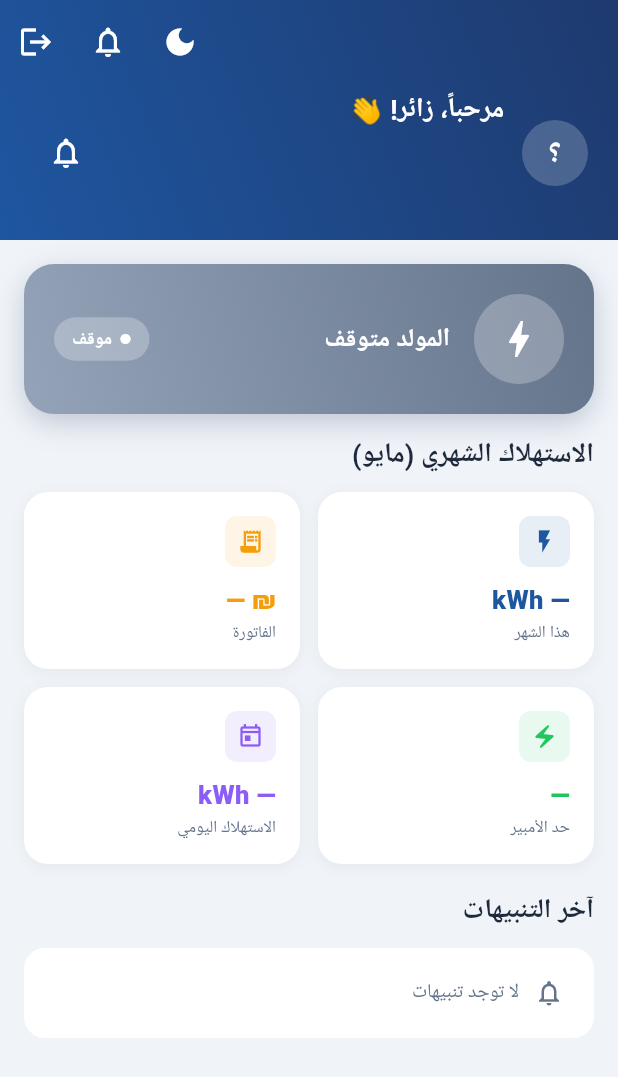
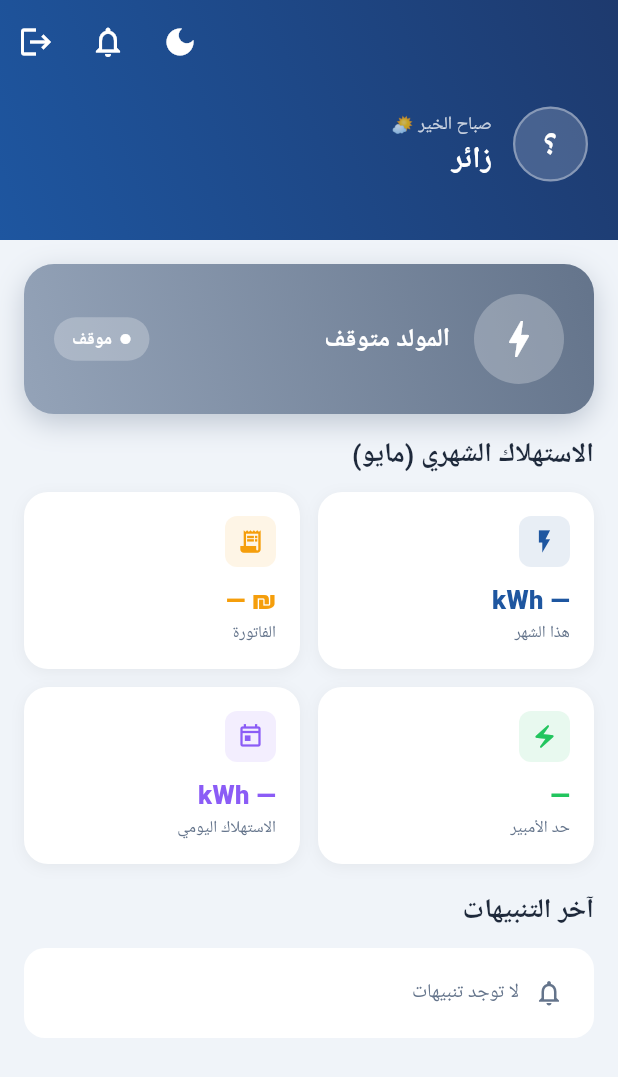
Before and after one commit to Mohmmed-AlShweikh/Power-House, a Flutter app: the HomeTab screen opened directly, on a phone screen of 412 x 824 dp. Shown: the top 1077 px of the screen. Run offline on Flutter 3.47's test engine with Material 3 defaults, Android fonts, the phone set to English and light mode, and no system bars; drawn by our look-alikes of flutter_animate; our stand-ins replace cloud_firestore, firebase_auth, firebase_core, flutter_local_notifications, flutter_riverpod, go_router and 2 more; accounts and stored records are empty; network calls fail.

Commit message:
Improve the home screen header design with personalized greetings
Update the home tab UI to remove a redundant notification icon and enhance the header with a larger avatar, a time-based Arabic greeting, and improved text styling.

Replit-Commit-Author: Agent
Replit-Commit-Session-Id: 050034c5-bb1c-4dc1-84d8-71e7c6d612bb
Replit-Commit-Checkpoint-Type: full_checkpoint
Replit-Commit-Event-Id: 2ed3cb68-a3cc-4865-8c78-82ca928f8c55
Replit-Commit-Screenshot-Url: https://storage.googleapis.com/screenshot-production-us-central1/a9090bce-3733-4b79-abb0-6b7e74492781/050034c5-bb1c-4dc1-84d8-71e7c6d612bb/ecV0b2m
Replit-Helium-Checkpoint-Created: true

```diff
--- a/lib/views/screens/consumer/home_tab.dart
+++ b/lib/views/screens/consumer/home_tab.dart
@@ -130,65 +130,86 @@ class HomeTab extends ConsumerWidget {
                     ],
                   ),
                 ),
-                padding: const EdgeInsets.fromLTRB(20, 60, 20, 16),
+                child: SafeArea(
+                  child: Padding(
+                    padding: const EdgeInsets.fromLTRB(20, 48, 20, 16),
                     child: Row(
+                      crossAxisAlignment: CrossAxisAlignment.center,
                       children: [
+                        // Avatar
                         Container(
-                      width: 44,
-                      height: 44,
+                          width: 50,
+                          height: 50,
                           decoration: BoxDecoration(
-                        color: Colors.white.withOpacity(0.2),
+                            color: Colors.white.withOpacity(0.18),
                             shape: BoxShape.circle,
+                            border: Border.all(
+                                color: Colors.white.withOpacity(0.35),
+                                width: 1.5),
                           ),
                           child: Center(
                             child: Text(
                               (profile?.name.isNotEmpty == true)
-                              ? profile!.name[0].toUpperCase()
+                                  ? profile!.name[0]
                                   : '؟',
                               style: const TextStyle(
                                   color: Colors.white,
-                              fontSize: 20,
+                                  fontSize: 22,
                                   fontWeight: FontWeight.w700),
                             ),
                           ),
                         ),
-                    const SizedBox(width: 12),
-                    Column(
+                        const SizedBox(width: 14),
+                        // Greeting
+                        Expanded(
+                          child: Column(
+                            mainAxisSize: MainAxisSize.min,
                             crossAxisAlignment: CrossAxisAlignment.start,
                             children: [
-                        Text('مرحباً، ${profile?.name ?? 'زائر'}! 👋',
+                              Text(
+                                _greeting(),
+                                style: TextStyle(
+                                    color: Colors.white.withOpacity(0.75),
+                                    fontSize: 12,
+                                    fontWeight: FontWeight.w500),
+                              ),
+                              const SizedBox(height: 2),
+                              Text(
+                                profile?.name ?? 'زائر',
                                 style: const TextStyle(
                                     color: Colors.white,
-                                fontSize: 18,
-                                fontWeight: FontWeight.w700)),
-                        Text(profile?.address ?? '',
-                            style: const TextStyle(
-                                color: Colors.white60, fontSize: 13)),
+                                    fontSize: 20,
+                                    fontWeight: FontWeight.w800,
+                                    height: 1.2),
+                                overflow: TextOverflow.ellipsis,
+                              ),
+                              if ((profile?.address ?? '').isNotEmpty)
+                                Padding(
+                                  padding: const EdgeInsets.only(top: 3),
+                                  child: Row(
+                                    mainAxisSize: MainAxisSize.min,
+                                    children: [
+                                      Icon(Icons.location_on,
+                                          size: 11,
+                                          color: Colors.white.withOpacity(0.6)),
+                                      const SizedBox(width: 3),
+                                      Text(
+                                        profile!.address,
+                                        style: TextStyle(
+                                            color:
+                                                Colors.white.withOpacity(0.65),
+                                            fontSize: 12),
+                                        overflow: TextOverflow.ellipsis,
+                                      ),
                                     ],
-                    ),
-                    const Spacer(),
-                    Stack(
-                      children: [
-                        IconButton(
-                          icon: const Icon(Icons.notifications_outlined,
-                              color: Colors.white),
-                          onPressed: onNotificationTap,
-                        ),
-                        if (unreadCount > 0)
-                          Positioned(
-                            top: 8,
-                            left: 8,
-                            child: Container(
-                              width: 9,
-                              height: 9,
-                              decoration: const BoxDecoration(
-                                  color: AppColors.error,
-                                  shape: BoxShape.circle),
                                   ),
                                 ),
                             ],
                           ),
+                        ),
                       ],
+                    ),
+                  ),
                 ),
               ),
             ),
@@ -302,6 +323,14 @@ class HomeTab extends ConsumerWidget {
       ),
     );
   }
+}
+
+String _greeting() {
+  final h = DateTime.now().hour;
+  if (h >= 5 && h < 12) return 'صباح الخير 🌤';
+  if (h >= 12 && h < 17) return 'مساء النور 🌞';
+  if (h >= 17 && h < 21) return 'مساء الخير 🌆';
+  return 'تصبح على خير 🌙';
 }
 
 class _GeneratorStatusCard extends StatelessWidget {
```
Also changed, not shown: attached_assets/image_1779697181300.png (added). Lines whose indentation alone changed are shown as unchanged.
